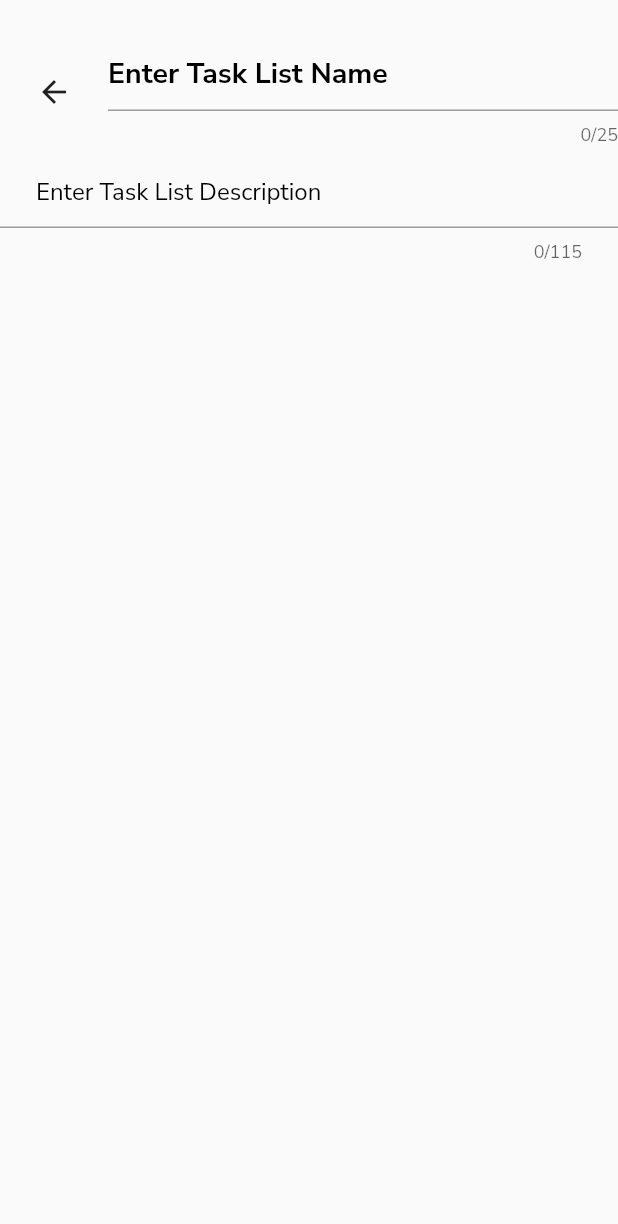
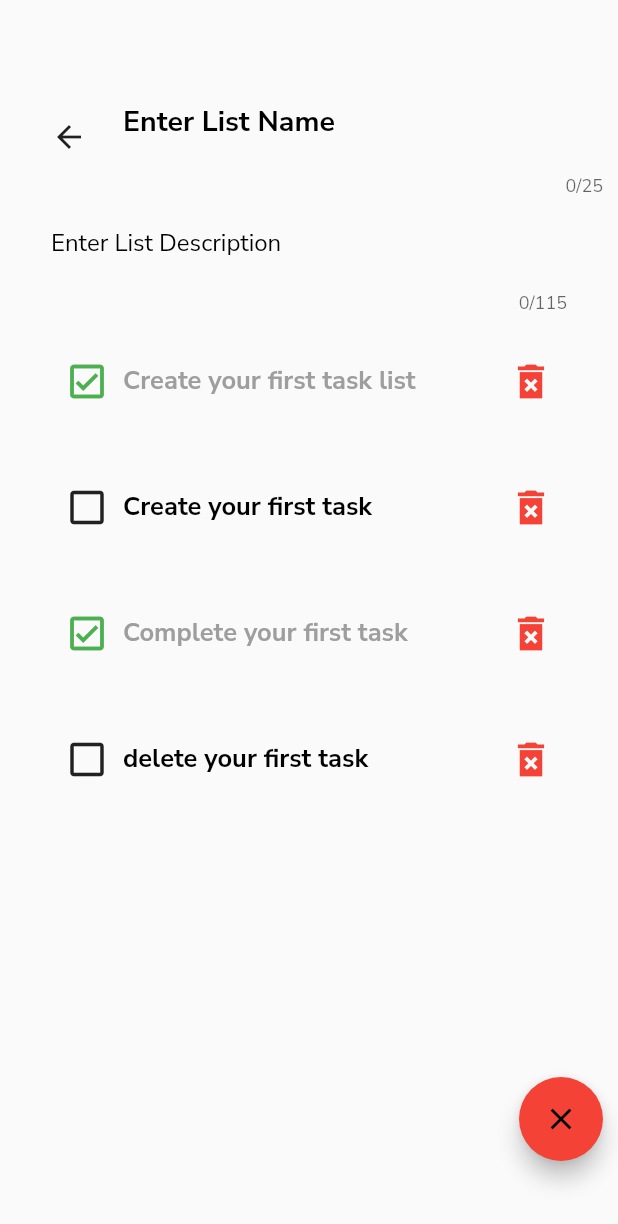
Before and after one commit to Rayan420/todo, a Flutter app: the screen it shows after launch, after a tap on the "add" icon, on a phone screen of 412 x 824 dp. Shown: the top 1224 px of the screen. Run offline on Flutter 3.47's test engine with Material 2 defaults, Android fonts, the phone set to English and light mode, and no system bars; our stand-ins replace google_fonts.

Commit message:
current version of the app

```diff
--- a/lib/Components/Constants/constants.dart
+++ b/lib/Components/Constants/constants.dart
@@ -3,6 +3,7 @@ import 'package:flutter/material.dart';
   class Kcolors
 {
   static const Color kPrimaryTextColors = Colors.black;
+  static const Color kPrimaryDoneTaskColors = Colors.grey;
   static const Color kPrimaryCardColor = Colors.pinkAccent;
   static const Color kSecondaryCardColor = Colors.lightBlueAccent;
   static const Color kButtonColor = Colors.red;
--- /dev/null
+++ b/lib/Components/Widgets/positioned_button.dart
@@ -0,0 +1,26 @@
+import 'package:flutter/material.dart';
+import '../Constants/constants.dart';
+
+class PositionedButton extends StatelessWidget {
+  const PositionedButton({
+    Key? key,required this.icon, required this.onClick
+  }) : super(key: key);
+
+  final VoidCallback onClick;
+  final IconData icon;
+  @override
+  Widget build(BuildContext context) {
+    return Positioned(
+      bottom: 0.0,
+      right: 0.0,
+      child: FloatingActionButton(
+        onPressed: onClick,
+        backgroundColor: Kcolors.kButtonColor,
+        child: Icon(
+          icon,
+          color: Kcolors.kPrimaryTextColors,
+        ),
+      ),
+    );
+  }
+}
--- /dev/null
+++ b/lib/Components/Widgets/scroll_glow_behaviour.dart
@@ -0,0 +1,8 @@
+import 'package:flutter/material.dart';
+
+class NoScrollGlowBehaviour extends ScrollBehavior {
+  Widget buildViewPortChrome(
+      BuildContext context, Widget child, AxisDirection axisDirection) {
+    return child;
+  }
+}
--- /dev/null
+++ b/lib/Components/Widgets/task_card.dart
@@ -0,0 +1,68 @@
+import 'package:flutter/material.dart';
+import 'package:todo/Components/Constants/constants.dart';
+
+class TaskCard extends StatefulWidget {
+   TaskCard({Key? key, required this.text, required this.isDone}) : super(key: key);
+
+  final String? text;
+  bool isDone;
+
+  @override
+  State<TaskCard> createState() => _TaskCardState();
+}
+
+class _TaskCardState extends State<TaskCard> {
+  @override
+  Widget build(BuildContext context) {
+    return Container(
+      width: double.infinity,
+      margin: EdgeInsets.only(bottom: 20),
+      padding: EdgeInsets.symmetric(
+        horizontal: 24,
+        vertical: 8,
+      ),
+      child: Row(
+        children: [
+          IconButton(
+            onPressed:(){
+              setState(() {
+                if(widget.isDone)
+                {
+                  widget.isDone=false;
+                }
+                else
+                  widget.isDone=true;
+
+              });
+            },
+            icon:  widget.isDone?Icon(
+              Icons.check_box_outlined,
+              color: Colors.green,
+              size: 30,
+            ):Icon(
+              Icons.check_box_outline_blank,
+              size: 30,
+            ),
+          ),
+          Text(
+            widget.text?? "Unnamed task",
+            style: TextStyle(
+              color: widget.isDone? Kcolors.kPrimaryDoneTaskColors:Kcolors.kPrimaryTextColors,
+              fontSize: 17,
+              fontWeight: FontWeight.bold
+            ),
+          ),
+          Spacer(),
+          IconButton(
+            onPressed: null,
+            icon:Icon(
+              Icons.delete_forever_sharp,
+              color: Kcolors.kButtonColor,
+              size: 30,
+            )
+          ),
+        ],
+      ),
+    );
+  }
+}
--- a/lib/Components/Widgerts/task_card.dart
+++ b/lib/Components/Widgets/task_list_card.dart
@@ -1,7 +1,7 @@
 import 'package:flutter/material.dart';
 
-class TaskCard extends StatelessWidget {
-   const TaskCard(
+class TaskListCard extends StatelessWidget {
+   const TaskListCard(
       {Key? key, required this.color, required this.title, required this.desc})
       : super(key: key);
 
@@ -25,19 +25,10 @@ class TaskCard extends StatelessWidget {
       ),
       child: Stack(
         children: [
-          // icon button in stack to remove a unwanted task list
-          Positioned(
-            bottom: -14.0,
-            right: -14.0,
-            child: IconButton(
-              onPressed: null,
-              icon: Icon(Icons.remove_circle_outline, color: Colors.black,),
-            ),
-          ),
           Column(
             children: [
               Text(
-                title ?? "Unnamed Task",
+                title ?? "Unnamed List",
                 style: const TextStyle(
                   fontWeight: FontWeight.bold,
                   fontSize: 19,
--- a/lib/Screens/home.dart
+++ b/lib/Screens/home.dart
@@ -1,8 +1,10 @@
 import 'package:flutter/material.dart';
 import 'package:todo/Components/Constants/constants.dart';
-import 'package:todo/Components/Widgerts/greeting.dart';
-import 'package:todo/Components/Widgerts/task_card.dart';
 import 'package:todo/Models/greeting_model.dart';
+import '../Components/Widgets/greeting.dart';
+import '../Components/Widgets/positioned_button.dart';
+import '../Components/Widgets/scroll_glow_behaviour.dart';
+import '../Components/Widgets/task_list_card.dart';
 
 class Home extends StatefulWidget {
   const Home({
@@ -39,43 +41,46 @@ class _HomeState extends State<Home> {
                   ),
                   Container(
                     height: 270,
+                    child: ScrollConfiguration(
+                      behavior: NoScrollGlowBehaviour(),
                       child: ListView(
+
                         scrollDirection: Axis.horizontal,
                         children: [
-                        TaskCard(
+                          TaskListCard(
                             color: Kcolors.kPrimaryCardColor,
                             title: "My First Task",
                             desc:
                                 "Hello User ! Welcome to TODO, this is your first task list that you can delete or edit and get started using the app",
                           ),
-                        TaskCard(
+                          TaskListCard(
                             color: Kcolors.kSecondaryCardColor,
                             title: null,
                             desc: null,
                           ),
-                        TaskCard(
+                          TaskListCard(
                             color: Kcolors.kPrimaryCardColor,
                             title: "My First Task",
                             desc:
                                 "Hello User ! Welcome to TODO, this is your first task list that you can delete or edit and get started using the app",
                           ),
-                        TaskCard(
+                          TaskListCard(
                             color: Kcolors.kSecondaryCardColor,
                             title: null,
                             desc: null,
                           ),
-                        TaskCard(
+                          TaskListCard(
                             color: Kcolors.kPrimaryCardColor,
                             title: "My First Task",
                             desc:
                                 "Hello User ! Welcome to TODO, this is your first task list that you can delete or edit and get started using the app",
                           ),
-                        TaskCard(
+                          TaskListCard(
                             color: Kcolors.kSecondaryCardColor,
                             title: null,
                             desc: null,
                           ),
-                        TaskCard(
+                          TaskListCard(
                             color: Kcolors.kPrimaryCardColor,
                             title: "My First Task",
                             desc:
@@ -84,22 +89,10 @@ class _HomeState extends State<Home> {
                         ],
                       ),
                     ),
+                  ),
                 ],
               ),
-              Positioned(
-                bottom: 0.0,
-                right: 0.0,
-                child: FloatingActionButton(
-                  onPressed: () {
-                    Navigator.pushNamed(context, '/second');
-                  },
-                  child: Icon(
-                    Icons.add,
-                    color: Kcolors.kPrimaryTextColors,
-                  ),
-                  backgroundColor: Kcolors.kButtonColor,
-                ),
-              )
+              PositionedButton(icon: Icons.add, onClick: () {Navigator.pushNamed(context, '/second');  },),
             ],
           ),
         ),
--- a/lib/Screens/task_screen.dart
+++ b/lib/Screens/task_screen.dart
@@ -1,5 +1,7 @@
 import 'package:flutter/material.dart';
 import 'package:todo/Components/Constants/constants.dart';
+import '../Components/Widgets/positioned_button.dart';
+import '../Components/Widgets/task_card.dart';
 
 class TaskScreen extends StatefulWidget {
   const TaskScreen({Key? key}) : super(key: key);
@@ -11,13 +13,23 @@ class TaskScreen extends StatefulWidget {
 class _TaskScreenState extends State<TaskScreen> {
   @override
   Widget build(BuildContext context) {
-    return Scaffold(
+    return GestureDetector(
+      onTap: () {
+        FocusManager.instance.primaryFocus?.unfocus();
+      },
+      child: Scaffold(
         body: SafeArea(
+          child: SingleChildScrollView(
             child: Container(
-          child: Column(
+              padding: EdgeInsets.symmetric(horizontal: 10, vertical: 50),
+              height: MediaQuery.of(context).size.height,
+              width: double.infinity,
+              child: Stack(
+                children: [
+                  Column(
                     children: [
                       Padding(
-                padding: const EdgeInsets.only(top: 24, bottom: 6),
+                        padding: const EdgeInsets.only(bottom: 6),
                         child: Row(
                           children: [
                             InkWell(
@@ -31,9 +43,11 @@ class _TaskScreenState extends State<TaskScreen> {
                             ),
                             const Expanded(
                               child: TextField(
+                                style: TextStyle(fontWeight: FontWeight.bold, color: Kcolors.kPrimaryTextColors, fontSize: 25),
                                 maxLength: 25,
                                 decoration: InputDecoration(
-                          hintText: "Enter Task List Name",
+                                  border: InputBorder.none,
+                                  hintText: "Enter List Name",
                                   hintStyle: TextStyle(
                                       fontWeight: FontWeight.bold,
                                       color: Kcolors.kPrimaryTextColors,
@@ -44,18 +58,41 @@ class _TaskScreenState extends State<TaskScreen> {
                           ],
                         ),
                       ),
-              const TextField(
+                      Padding(
+                        padding: const EdgeInsets.only(bottom: 12),
+                        child: const TextField(
                           minLines: 1,
                           maxLines: 3,
                           maxLength: 115,
                           decoration: InputDecoration(
+                            border: InputBorder.none,
                             contentPadding: EdgeInsets.symmetric(horizontal: 24),
-                  hintText: "Enter Task List Description",
+                            hintText: "Enter List Description",
                             hintStyle: TextStyle(
                                 color: Kcolors.kPrimaryTextColors, fontSize: 16),
                           ),
                         ),
+                      ),
+                      TaskCard(
+                        text: "Create your first task list",
+                        isDone: true,
+                      ),
+                      TaskCard(text: "Create your first task ", isDone: false),
+                      TaskCard(
+                        text: "Complete your first task",
+                        isDone: true,
+                      ),
+                      TaskCard(
+                        text: "delete your first task",
+                        isDone: false,
+                      ),
                     ],
+                  ),
+                  PositionedButton(icon: Icons.close, onClick: (){},),
+
+                ],
+              ),
+            ),
           ),
         ),
       ),
```
Also changed, not shown: lib/Components/Widgets/greeting.dart (renamed from lib/Components/Widgerts/greeting.dart). Lines whose indentation alone changed are shown as unchanged.
